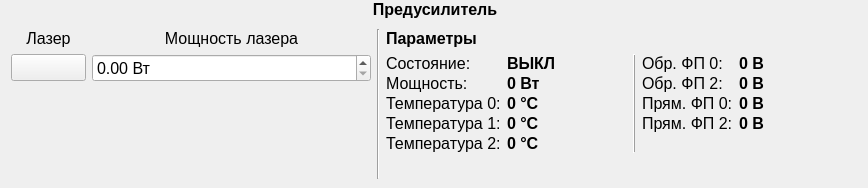
bulkanul/EVO_YFL_1064_GUI_coherent2, file preamplifier_panel.ui: the form before one commit.
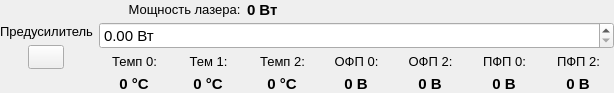
The form after the commit. Icons and pictures are not drawn.

The edit to the form file:
```diff
--- a/preamplifier_panel.ui
+++ b/preamplifier_panel.ui
@@ -6,19 +6,22 @@
    <rect>
     <x>0</x>
     <y>0</y>
-    <width>868</width>
-    <height>188</height>
+    <width>614</width>
+    <height>93</height>
    </rect>
   </property>
+  <property name="sizePolicy">
+   <sizepolicy hsizetype="Minimum" vsizetype="Preferred">
+    <horstretch>0</horstretch>
+    <verstretch>0</verstretch>
+   </sizepolicy>
+  </property>
   <property name="windowTitle">
    <string>Form</string>
   </property>
-  <layout class="QVBoxLayout" name="verticalLayout">
-   <property name="spacing">
-    <number>1</number>
-   </property>
+  <layout class="QHBoxLayout" name="horizontalLayout_2">
    <property name="leftMargin">
-    <number>2</number>
+    <number>0</number>
    </property>
    <property name="topMargin">
     <number>0</number>
@@ -30,9 +33,26 @@
     <number>0</number>
    </property>
    <item>
-    <widget class="QLabel" name="label">
+    <layout class="QHBoxLayout" name="horizontalLayout_3">
+     <item>
+      <layout class="QVBoxLayout" name="verticalLayout_2">
+       <item>
+        <spacer name="verticalSpacer_2">
+         <property name="orientation">
+          <enum>Qt::Vertical</enum>
+         </property>
+         <property name="sizeHint" stdset="0">
+          <size>
+           <width>20</width>
+           <height>40</height>
+          </size>
+         </property>
+        </spacer>
+       </item>
+       <item>
+        <widget class="QLabel" name="label_4">
      <property name="sizePolicy">
-      <sizepolicy hsizetype="Preferred" vsizetype="Maximum">
+          <sizepolicy hsizetype="Minimum" vsizetype="Preferred">
        <horstretch>0</horstretch>
        <verstretch>0</verstretch>
       </sizepolicy>
@@ -40,9 +60,7 @@
      <property name="font">
       <font>
        <family>Arial</family>
-       <pointsize>12</pointsize>
-       <weight>75</weight>
-       <bold>true</bold>
+           <pointsize>10</pointsize>
       </font>
      </property>
      <property name="text">
@@ -54,42 +72,19 @@
     </widget>
    </item>
    <item>
-    <widget class="QWidget" name="widget" native="true">
-     <layout class="QVBoxLayout" name="verticalLayout_4">
-      <item>
        <layout class="QHBoxLayout" name="horizontalLayout">
         <item>
-         <layout class="QVBoxLayout" name="verticalLayout_3">
-          <item>
-           <widget class="QLabel" name="label_4">
-            <property name="font">
-             <font>
-              <family>Arial</family>
-              <pointsize>12</pointsize>
-             </font>
-            </property>
-            <property name="text">
-             <string>Лазер</string>
-            </property>
-            <property name="alignment">
-             <set>Qt::AlignCenter</set>
-            </property>
-           </widget>
-          </item>
-          <item>
-           <layout class="QHBoxLayout" name="horizontalLayout_2">
-            <item>
              <widget class="QPushButton" name="pb_onoff">
               <property name="minimumSize">
                <size>
-                <width>75</width>
-                <height>27</height>
+             <width>36</width>
+             <height>24</height>
                </size>
               </property>
               <property name="maximumSize">
                <size>
-                <width>75</width>
-                <height>27</height>
+             <width>36</width>
+             <height>24</height>
                </size>
               </property>
               <property name="styleSheet">
@@ -143,27 +138,109 @@
          </layout>
         </item>
         <item>
-         <layout class="QVBoxLayout" name="verticalLayout_5">
+      <layout class="QVBoxLayout" name="verticalLayout_3">
           <item>
+        <layout class="QGridLayout" name="gridLayout_2">
+         <property name="spacing">
+          <number>3</number>
+         </property>
+         <item row="2" column="5">
+          <widget class="QLabel" name="label_11">
+           <property name="sizePolicy">
+            <sizepolicy hsizetype="Expanding" vsizetype="Preferred">
+             <horstretch>0</horstretch>
+             <verstretch>0</verstretch>
+            </sizepolicy>
+           </property>
+           <property name="font">
+            <font>
+             <family>Arial</family>
+             <pointsize>10</pointsize>
+            </font>
+           </property>
+           <property name="text">
+            <string>ПФП 0:</string>
+           </property>
+           <property name="alignment">
+            <set>Qt::AlignCenter</set>
+           </property>
+          </widget>
+         </item>
+         <item row="0" column="0" colspan="2">
            <widget class="QLabel" name="label_16">
             <property name="font">
              <font>
               <family>Arial</family>
-              <pointsize>12</pointsize>
+             <pointsize>10</pointsize>
               <weight>50</weight>
               <bold>false</bold>
              </font>
             </property>
             <property name="text">
-             <string>Мощность лазера</string>
+            <string>Мощность лазера: </string>
+           </property>
+           <property name="alignment">
+            <set>Qt::AlignRight|Qt::AlignTrailing|Qt::AlignVCenter</set>
+           </property>
+          </widget>
+         </item>
+         <item row="0" column="2">
+          <widget class="QLabel" name="l_power">
+           <property name="minimumSize">
+            <size>
+             <width>70</width>
+             <height>0</height>
+            </size>
+           </property>
+           <property name="maximumSize">
+            <size>
+             <width>70</width>
+             <height>16777215</height>
+            </size>
+           </property>
+           <property name="font">
+            <font>
+             <family>Arial</family>
+             <pointsize>11</pointsize>
+             <weight>75</weight>
+             <bold>true</bold>
+            </font>
+           </property>
+           <property name="text">
+            <string>0 Вт</string>
+           </property>
+          </widget>
+         </item>
+         <item row="2" column="4">
+          <widget class="QLabel" name="label_3">
+           <property name="sizePolicy">
+            <sizepolicy hsizetype="Expanding" vsizetype="Preferred">
+             <horstretch>0</horstretch>
+             <verstretch>0</verstretch>
+            </sizepolicy>
+           </property>
+           <property name="font">
+            <font>
+             <family>Arial</family>
+             <pointsize>10</pointsize>
+            </font>
+           </property>
+           <property name="text">
+            <string>ОФП 2:</string>
             </property>
             <property name="alignment">
              <set>Qt::AlignCenter</set>
             </property>
            </widget>
           </item>
-          <item>
+         <item row="1" column="0" colspan="7">
            <widget class="QDoubleSpinBox" name="dsb_power">
+           <property name="sizePolicy">
+            <sizepolicy hsizetype="Expanding" vsizetype="Fixed">
+             <horstretch>0</horstretch>
+             <verstretch>0</verstretch>
+            </sizepolicy>
+           </property>
             <property name="minimumSize">
              <size>
               <width>0</width>
@@ -179,7 +256,7 @@
             <property name="font">
              <font>
               <family>Arial</family>
-              <pointsize>12</pointsize>
+             <pointsize>11</pointsize>
              </font>
             </property>
             <property name="suffix">
@@ -187,163 +264,196 @@
             </property>
            </widget>
           </item>
-          <item>
-           <spacer name="verticalSpacer_2">
-            <property name="orientation">
-             <enum>Qt::Vertical</enum>
-            </property>
-            <property name="sizeHint" stdset="0">
+         <item row="3" column="3">
+          <widget class="QLabel" name="l_pd_back_0">
+           <property name="minimumSize">
+            <size>
+             <width>70</width>
+             <height>0</height>
+            </size>
+           </property>
+           <property name="maximumSize">
              <size>
-              <width>20</width>
-              <height>40</height>
-             </size>
-            </property>
-           </spacer>
-          </item>
-         </layout>
-        </item>
-        <item>
-         <widget class="Line" name="line">
-          <property name="orientation">
-           <enum>Qt::Vertical</enum>
-          </property>
-         </widget>
-        </item>
-        <item>
-         <layout class="QVBoxLayout" name="verticalLayout_2">
-          <item>
-           <widget class="QLabel" name="label_6">
+             <width>70</width>
+             <height>16777215</height>
+            </size>
+           </property>
             <property name="font">
              <font>
               <family>Arial</family>
-              <pointsize>12</pointsize>
+             <pointsize>11</pointsize>
               <weight>75</weight>
               <bold>true</bold>
              </font>
             </property>
             <property name="text">
-             <string>Параметры</string>
-            </property>
-           </widget>
-          </item>
-          <item>
-           <layout class="QHBoxLayout" name="horizontalLayout_4">
-            <item>
-             <layout class="QFormLayout" name="formLayout">
-              <property name="verticalSpacing">
-               <number>1</number>
-              </property>
-              <item row="0" column="0">
-               <widget class="QLabel" name="label_5">
+            <string>0 В</string>
+           </property>
+           <property name="alignment">
+            <set>Qt::AlignCenter</set>
+           </property>
+          </widget>
+         </item>
+         <item row="3" column="2">
+          <widget class="QLabel" name="l_temp_2">
+           <property name="minimumSize">
+            <size>
+             <width>70</width>
+             <height>0</height>
+            </size>
+           </property>
+           <property name="maximumSize">
+            <size>
+             <width>70</width>
+             <height>16777215</height>
+            </size>
+           </property>
                 <property name="font">
                  <font>
                   <family>Arial</family>
-                  <pointsize>12</pointsize>
+             <pointsize>11</pointsize>
+             <weight>75</weight>
+             <bold>true</bold>
                  </font>
                 </property>
                 <property name="text">
-                 <string>Состояние:</string>
-                </property>
-               </widget>
-              </item>
-              <item row="0" column="1">
-               <widget class="QLabel" name="l_state">
+            <string>0 °C</string>
+           </property>
+           <property name="alignment">
+            <set>Qt::AlignCenter</set>
+           </property>
+          </widget>
+         </item>
+         <item row="3" column="1">
+          <widget class="QLabel" name="l_temp_1">
                 <property name="minimumSize">
                  <size>
-                  <width>120</width>
+             <width>70</width>
                   <height>0</height>
                  </size>
                 </property>
                 <property name="maximumSize">
                  <size>
-                  <width>120</width>
+             <width>70</width>
                   <height>16777215</height>
                  </size>
                 </property>
                 <property name="font">
                  <font>
                   <family>Arial</family>
-                  <pointsize>12</pointsize>
+             <pointsize>11</pointsize>
                   <weight>75</weight>
                   <bold>true</bold>
                  </font>
                 </property>
                 <property name="text">
-                 <string>ВЫКЛ</string>
-                </property>
-               </widget>
-              </item>
-              <item row="1" column="0">
-               <widget class="QLabel" name="label_7">
+            <string>0 °C</string>
+           </property>
+           <property name="alignment">
+            <set>Qt::AlignCenter</set>
+           </property>
+          </widget>
+         </item>
+         <item row="3" column="6">
+          <widget class="QLabel" name="l_pd_forw_2">
+           <property name="minimumSize">
+            <size>
+             <width>70</width>
+             <height>0</height>
+            </size>
+           </property>
+           <property name="maximumSize">
+            <size>
+             <width>70</width>
+             <height>16777215</height>
+            </size>
+           </property>
                 <property name="font">
                  <font>
                   <family>Arial</family>
-                  <pointsize>12</pointsize>
+             <pointsize>11</pointsize>
+             <weight>75</weight>
+             <bold>true</bold>
                  </font>
                 </property>
                 <property name="text">
-                 <string>Мощность:</string>
-                </property>
-               </widget>
-              </item>
-              <item row="1" column="1">
-               <widget class="QLabel" name="l_power">
+            <string>0 В</string>
+           </property>
+           <property name="alignment">
+            <set>Qt::AlignCenter</set>
+           </property>
+          </widget>
+         </item>
+         <item row="3" column="5">
+          <widget class="QLabel" name="l_pd_forw_0">
                 <property name="minimumSize">
                  <size>
-                  <width>120</width>
+             <width>70</width>
                   <height>0</height>
                  </size>
                 </property>
                 <property name="maximumSize">
                  <size>
-                  <width>120</width>
+             <width>70</width>
                   <height>16777215</height>
                  </size>
                 </property>
                 <property name="font">
                  <font>
                   <family>Arial</family>
-                  <pointsize>12</pointsize>
+             <pointsize>11</pointsize>
                   <weight>75</weight>
                   <bold>true</bold>
                  </font>
                 </property>
                 <property name="text">
-                 <string>0 Вт</string>
+            <string>0 В</string>
+           </property>
+           <property name="alignment">
+            <set>Qt::AlignCenter</set>
                 </property>
                </widget>
               </item>
               <item row="2" column="0">
                <widget class="QLabel" name="label_8">
+           <property name="sizePolicy">
+            <sizepolicy hsizetype="Expanding" vsizetype="Preferred">
+             <horstretch>0</horstretch>
+             <verstretch>0</verstretch>
+            </sizepolicy>
+           </property>
                 <property name="font">
                  <font>
                   <family>Arial</family>
-                  <pointsize>12</pointsize>
+             <pointsize>10</pointsize>
                  </font>
                 </property>
                 <property name="text">
-                 <string>Температура 0:</string>
+            <string>Темп 0:</string>
+           </property>
+           <property name="alignment">
+            <set>Qt::AlignCenter</set>
                 </property>
                </widget>
               </item>
-              <item row="2" column="1">
+         <item row="3" column="0">
                <widget class="QLabel" name="l_temp_0">
                 <property name="minimumSize">
                  <size>
-                  <width>120</width>
+             <width>70</width>
                   <height>0</height>
                  </size>
                 </property>
                 <property name="maximumSize">
                  <size>
-                  <width>120</width>
+             <width>70</width>
                   <height>16777215</height>
                  </size>
                 </property>
                 <property name="font">
                  <font>
                   <family>Arial</family>
-                  <pointsize>12</pointsize>
+             <pointsize>11</pointsize>
                   <weight>75</weight>
                   <bold>true</bold>
                  </font>
@@ -351,202 +461,95 @@
                 <property name="text">
                  <string>0 °C</string>
                 </property>
-               </widget>
-              </item>
-              <item row="3" column="0">
+           <property name="alignment">
+            <set>Qt::AlignCenter</set>
+           </property>
+          </widget>
+         </item>
+         <item row="2" column="1">
                <widget class="QLabel" name="label_9">
-                <property name="font">
-                 <font>
-                  <family>Arial</family>
-                  <pointsize>12</pointsize>
-                 </font>
-                </property>
-                <property name="text">
-                 <string>Температура 1:</string>
-                </property>
-               </widget>
-              </item>
-              <item row="3" column="1">
-               <widget class="QLabel" name="l_temp_1">
-                <property name="minimumSize">
-                 <size>
-                  <width>120</width>
-                  <height>0</height>
-                 </size>
-                </property>
-                <property name="maximumSize">
-                 <size>
-                  <width>120</width>
-                  <height>16777215</height>
-                 </size>
-                </property>
+           <property name="sizePolicy">
+            <sizepolicy hsizetype="Expanding" vsizetype="Preferred">
+             <horstretch>0</horstretch>
+             <verstretch>0</verstretch>
+            </sizepolicy>
+           </property>
                 <property name="font">
                  <font>
                   <family>Arial</family>
-                  <pointsize>12</pointsize>
-                  <weight>75</weight>
-                  <bold>true</bold>
+             <pointsize>10</pointsize>
                  </font>
                 </property>
                 <property name="text">
-                 <string>0 °C</string>
-                </property>
-               </widget>
-              </item>
-              <item row="4" column="0">
-               <widget class="QLabel" name="label_10">
-                <property name="font">
-                 <font>
-                  <family>Arial</family>
-                  <pointsize>12</pointsize>
-                 </font>
-                </property>
-                <property name="text">
-                 <string>Температура 2:</string>
-                </property>
-               </widget>
-              </item>
-              <item row="4" column="1">
-               <widget class="QLabel" name="l_temp_2">
-                <property name="minimumSize">
-                 <size>
-                  <width>120</width>
-                  <height>0</height>
-                 </size>
-                </property>
-                <property name="maximumSize">
-                 <size>
-                  <width>120</width>
-                  <height>16777215</height>
-                 </size>
-                </property>
-                <property name="font">
-                 <font>
-                  <family>Arial</family>
-                  <pointsize>12</pointsize>
-                  <weight>75</weight>
-                  <bold>true</bold>
-                 </font>
-                </property>
-                <property name="text">
-                 <string>0 °C</string>
-                </property>
-               </widget>
-              </item>
-             </layout>
-            </item>
-            <item>
-             <widget class="Line" name="line_2">
-              <property name="frameShadow">
-               <enum>QFrame::Raised</enum>
-              </property>
-              <property name="orientation">
-               <enum>Qt::Vertical</enum>
-              </property>
-             </widget>
-            </item>
-            <item>
-             <layout class="QFormLayout" name="formLayout_3">
-              <property name="verticalSpacing">
-               <number>1</number>
-              </property>
-              <item row="0" column="0">
-               <widget class="QLabel" name="label_2">
-                <property name="font">
-                 <font>
-                  <family>Arial</family>
-                  <pointsize>12</pointsize>
-                 </font>
-                </property>
-                <property name="text">
-                 <string>Обр. ФП 0:</string>
-                </property>
-               </widget>
-              </item>
-              <item row="1" column="0">
-               <widget class="QLabel" name="label_3">
-                <property name="font">
-                 <font>
-                  <family>Arial</family>
-                  <pointsize>12</pointsize>
-                 </font>
-                </property>
-                <property name="text">
-                 <string>Обр. ФП 2:</string>
-                </property>
-               </widget>
-              </item>
-              <item row="2" column="0">
-               <widget class="QLabel" name="label_11">
-                <property name="font">
-                 <font>
-                  <family>Arial</family>
-                  <pointsize>12</pointsize>
-                 </font>
-                </property>
-                <property name="text">
-                 <string>Прям. ФП 0:</string>
-                </property>
-               </widget>
-              </item>
-              <item row="3" column="0">
+            <string>Тем 1:</string>
+           </property>
+           <property name="alignment">
+            <set>Qt::AlignCenter</set>
+           </property>
+          </widget>
+         </item>
+         <item row="2" column="6">
                <widget class="QLabel" name="label_12">
+           <property name="sizePolicy">
+            <sizepolicy hsizetype="Expanding" vsizetype="Preferred">
+             <horstretch>0</horstretch>
+             <verstretch>0</verstretch>
+            </sizepolicy>
+           </property>
                 <property name="font">
                  <font>
                   <family>Arial</family>
-                  <pointsize>12</pointsize>
+             <pointsize>10</pointsize>
                  </font>
                 </property>
                 <property name="text">
-                 <string>Прям. ФП 2:</string>
-                </property>
-               </widget>
-              </item>
-              <item row="0" column="1">
-               <widget class="QLabel" name="l_pd_back_0">
-                <property name="minimumSize">
-                 <size>
-                  <width>120</width>
-                  <height>0</height>
-                 </size>
-                </property>
-                <property name="maximumSize">
-                 <size>
-                  <width>120</width>
-                  <height>16777215</height>
-                 </size>
-                </property>
+            <string>ПФП 2:</string>
+           </property>
+           <property name="alignment">
+            <set>Qt::AlignCenter</set>
+           </property>
+          </widget>
+         </item>
+         <item row="2" column="3">
+          <widget class="QLabel" name="label_2">
+           <property name="sizePolicy">
+            <sizepolicy hsizetype="Expanding" vsizetype="Preferred">
+             <horstretch>0</horstretch>
+             <verstretch>0</verstretch>
+            </sizepolicy>
+           </property>
                 <property name="font">
                  <font>
                   <family>Arial</family>
-                  <pointsize>12</pointsize>
-                  <weight>75</weight>
-                  <bold>true</bold>
+             <pointsize>10</pointsize>
                  </font>
                 </property>
                 <property name="text">
-                 <string>0 В</string>
-                </property>
-               </widget>
-              </item>
-              <item row="1" column="1">
+            <string>ОФП 0:</string>
+           </property>
+           <property name="alignment">
+            <set>Qt::AlignCenter</set>
+           </property>
+          </widget>
+         </item>
+         <item row="3" column="4">
                <widget class="QLabel" name="l_pd_back_2">
                 <property name="minimumSize">
                  <size>
-                  <width>120</width>
+             <width>70</width>
                   <height>0</height>
                  </size>
                 </property>
                 <property name="maximumSize">
                  <size>
-                  <width>120</width>
+             <width>70</width>
                   <height>16777215</height>
                  </size>
                 </property>
                 <property name="font">
                  <font>
                   <family>Arial</family>
-                  <pointsize>12</pointsize>
+             <pointsize>11</pointsize>
                   <weight>75</weight>
                   <bold>true</bold>
                  </font>
@@ -554,85 +557,38 @@
                 <property name="text">
                  <string>0 В</string>
                 </property>
-               </widget>
-              </item>
-              <item row="2" column="1">
-               <widget class="QLabel" name="l_pd_forw_0">
-                <property name="minimumSize">
-                 <size>
-                  <width>120</width>
-                  <height>0</height>
-                 </size>
-                </property>
-                <property name="maximumSize">
-                 <size>
-                  <width>120</width>
-                  <height>16777215</height>
-                 </size>
-                </property>
-                <property name="font">
-                 <font>
-                  <family>Arial</family>
-                  <pointsize>12</pointsize>
-                  <weight>75</weight>
-                  <bold>true</bold>
-                 </font>
-                </property>
-                <property name="text">
-                 <string>0 В</string>
-                </property>
-               </widget>
-              </item>
-              <item row="3" column="1">
-               <widget class="QLabel" name="l_pd_forw_2">
-                <property name="minimumSize">
-                 <size>
-                  <width>120</width>
-                  <height>0</height>
-                 </size>
-                </property>
-                <property name="maximumSize">
-                 <size>
-                  <width>120</width>
-                  <height>16777215</height>
-                 </size>
-                </property>
+           <property name="alignment">
+            <set>Qt::AlignCenter</set>
+           </property>
+          </widget>
+         </item>
+         <item row="2" column="2">
+          <widget class="QLabel" name="label_10">
+           <property name="sizePolicy">
+            <sizepolicy hsizetype="Expanding" vsizetype="Preferred">
+             <horstretch>0</horstretch>
+             <verstretch>0</verstretch>
+            </sizepolicy>
+           </property>
                 <property name="font">
                  <font>
                   <family>Arial</family>
-                  <pointsize>12</pointsize>
-                  <weight>75</weight>
-                  <bold>true</bold>
+             <pointsize>10</pointsize>
                  </font>
                 </property>
                 <property name="text">
-                 <string>0 В</string>
-                </property>
+            <string>Темп 2:</string>
+           </property>
+           <property name="alignment">
+            <set>Qt::AlignCenter</set>
+           </property>
                </widget>
               </item>
              </layout>
             </item>
            </layout>
           </item>
-          <item>
-           <spacer name="verticalSpacer_3">
-            <property name="orientation">
-             <enum>Qt::Vertical</enum>
-            </property>
-            <property name="sizeHint" stdset="0">
-             <size>
-              <width>20</width>
-              <height>40</height>
-             </size>
-            </property>
-           </spacer>
-          </item>
-         </layout>
-        </item>
-       </layout>
-      </item>
-     </layout>
-    </widget>
+    </layout>
    </item>
   </layout>
  </widget>
```
Left out of the diff: 12 changed lines with no effect on the pictures. Lines whose indentation alone changed are shown as unchanged.
